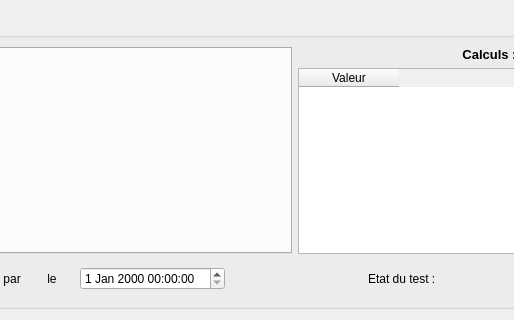
The window that et_generateurrapporttest.ui (InformatiqueAtmoNA/tam) describes before a commit, drawn with Qt 5; both pictures show x 114 to 628 and y 282 to 602 of the 818 by 602 pixel window.
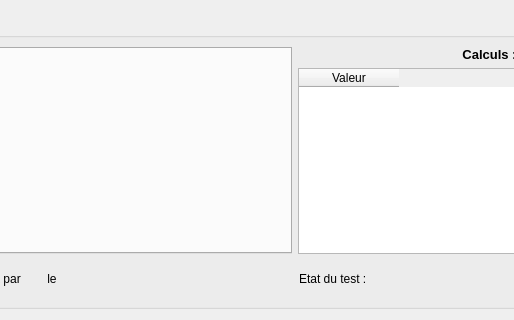
The same window after the commit.

Diff of the .ui file:
```diff
--- a/et_generateurrapporttest.ui
+++ b/et_generateurrapporttest.ui
@@ -70,7 +70,11 @@
            </widget>
           </item>
           <item>
-           <widget class="QDateTimeEdit" name="dateTimeEdit_DateValid"/>
+           <widget class="QLabel" name="labelDateValidation">
+            <property name="text">
+             <string/>
+            </property>
+           </widget>
           </item>
          </layout>
         </item>
```
